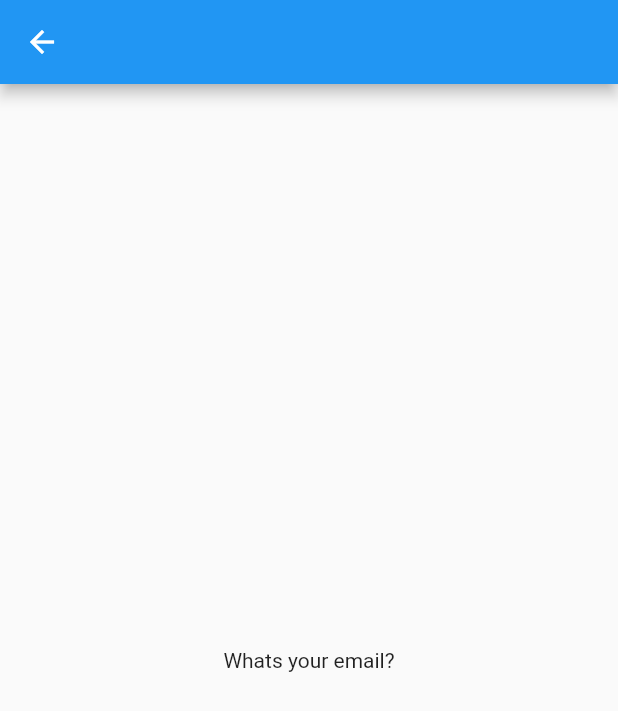
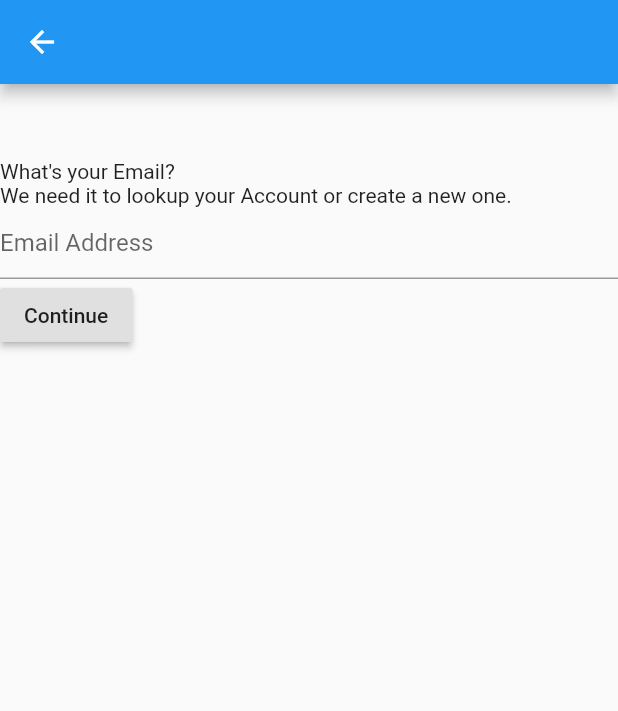
Before and after one commit to SherOnDale/meter-flutter, a Flutter app: the screen it shows after launch, after a tap on "Continue with email", on a phone screen of 412 x 824 dp. Shown: the top 711 px of the screen. Run offline on Flutter 3.47's test engine with Material 2 defaults, Android fonts, the phone set to English and light mode, and no system bars.

Commit message:
create confirm-email page

```diff
--- a/lib/main.dart
+++ b/lib/main.dart
@@ -2,6 +2,7 @@ import 'package:flutter/material.dart';
 
 import 'package:meter/pages/home.dart';
 import 'package:meter/pages/email.dart';
+import 'package:meter/pages/confirm-email.dart';
 
 void main() => runApp(MyApp());
 
@@ -13,7 +14,11 @@ class MyApp extends StatelessWidget {
       theme: ThemeData(
         primarySwatch: Colors.blue,
       ),
-      routes: {'/': (_) => MyHomePage(), '/email': (_) => EmailPage()},
+      routes: {
+        '/': (_) => MyHomePage(),
+        '/email': (_) => EmailPage(),
+        '/confirm-email': (_) => ConfirmEmailPage()
+      },
     );
   }
 }
--- /dev/null
+++ b/lib/pages/confirm-email.dart
@@ -0,0 +1,12 @@
+import 'package:flutter/material.dart';
+
+class ConfirmEmailPage extends StatelessWidget {
+  @override
+  Widget build(BuildContext context) {
+    return (Scaffold(
+      body: Center(
+        child: Text('Confirm your Email Address to Create an Account'),
+      ),
+    ));
+  }
+}
--- a/lib/pages/email.dart
+++ b/lib/pages/email.dart
@@ -5,8 +5,27 @@ class EmailPage extends StatelessWidget {
   Widget build(BuildContext context) {
     return Scaffold(
       appBar: AppBar(),
-      body: Center(
-        child: Text('Whats your email?'),
+      body: Container(
+        margin: EdgeInsets.only(top: 50.0),
+        child: Column(
+          crossAxisAlignment: CrossAxisAlignment.start,
+          children: <Widget>[
+            Text('What\'s your Email?'),
+            Text('We need it to lookup your Account or create a new one.'),
+            TextField(
+              decoration: InputDecoration(
+                hintText: 'Email Address',
+              ),
+            ),
+            RaisedButton(
+              onPressed: () => {
+                    Navigator.pushNamedAndRemoveUntil(
+                        context, '/confirm-email', ModalRoute.withName('/'))
+                  },
+              child: Text('Continue'),
+            ),
+          ],
+        ),
       ),
     );
   }
```
